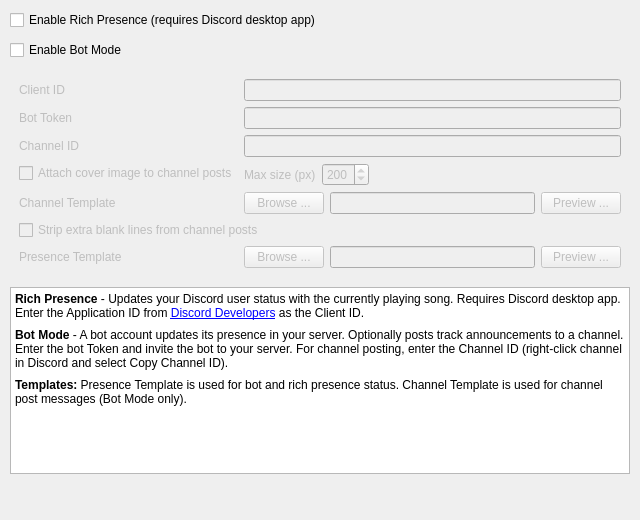
Old version of the form nowplaying/resources/ui/discordbot.ui in the repository whatsnowplaying/whats-now-playing.
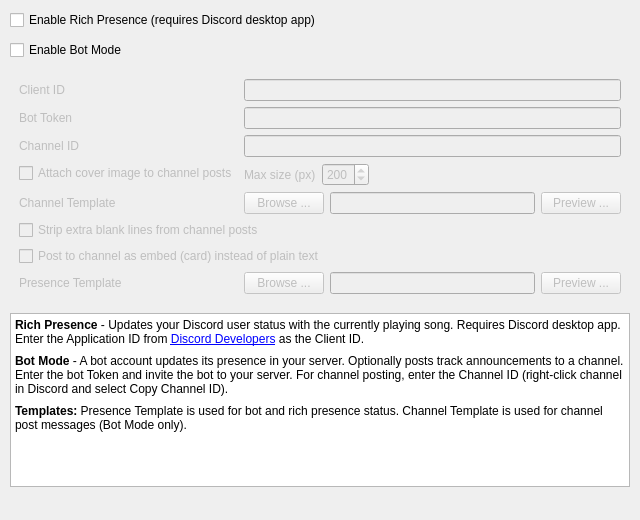
New version of the form.

Commit message: feat: Discord embed posts with vibrant palette color (#1760)

```diff
--- a/nowplaying/resources/ui/discordbot.ui
+++ b/nowplaying/resources/ui/discordbot.ui
@@ -207,7 +207,17 @@
         </property>
        </widget>
       </item>
-      <item row="6" column="0">
+      <item row="6" column="0" colspan="2">
+       <widget class="QCheckBox" name="channel_post_as_embed_checkbox">
+        <property name="enabled">
+         <bool>false</bool>
+        </property>
+        <property name="text">
+         <string>Post to channel as embed (card) instead of plain text</string>
+        </property>
+       </widget>
+      </item>
+      <item row="7" column="0">
        <widget class="QLabel" name="template_label">
         <property name="enabled">
          <bool>false</bool>
@@ -217,7 +227,7 @@
         </property>
        </widget>
       </item>
-      <item row="6" column="1">
+      <item row="7" column="1">
        <layout class="QHBoxLayout" name="template_layout">
         <item>
          <widget class="QPushButton" name="template_button">
```
The commit also changes 7 other files.
